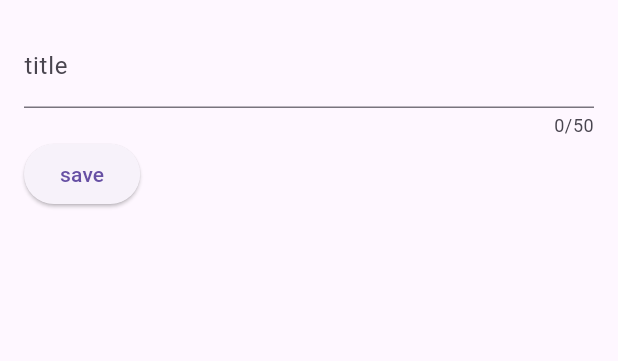
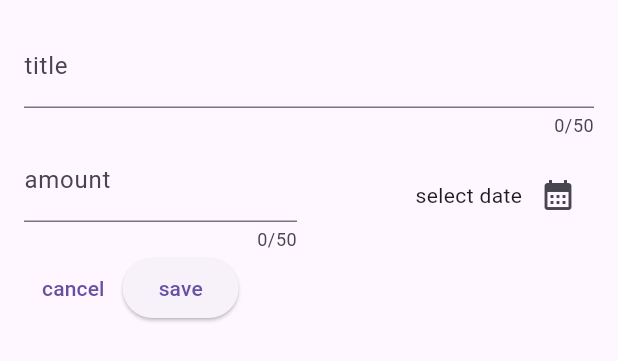
Before and after one commit to REDHUN/ExpenseTracker, a Flutter app: the NewExpense widget shown alone on an empty page, opened directly, on a phone screen of 412 x 824 dp. Shown: the top 361 px of the screen. Run offline on Flutter 3.47's test engine with Material 2 defaults, Android fonts, the phone set to English and light mode, and no system bars.

Commit message:
date picker added

```diff
--- a/lib/screens/new_expense.dart
+++ b/lib/screens/new_expense.dart
@@ -1,3 +1,4 @@
+import 'package:expensetracker/models/expense.dart';
 import 'package:flutter/material.dart';
 
 class NewExpense extends StatefulWidget {
@@ -8,25 +9,92 @@ class NewExpense extends StatefulWidget {
 }
 
 class _NewExpenseState extends State<NewExpense> {
-  var _enteredTitle= '';
-  void _saveTitle(String title){
-     _enteredTitle=title;
+  final _titleController = TextEditingController();
+  final _amountController = TextEditingController();
+  DateTime? _selectedDate;
+  void _datePicker() async {
+    final now = DateTime.now();
+    final fristDate = DateTime(now.year - 1, now.month, now.day);
+    final pickedDate = await showDatePicker(
+        context: context,
+        initialDate: now,
+        firstDate: fristDate,
+        lastDate: now);
+    setState(() {
+      _selectedDate = pickedDate;
+    });
   }
+
+  @override
+  void dispose() {
+    _titleController.dispose();
+    super.dispose();
+  }
+
   @override
   Widget build(BuildContext context) {
-    return  Padding(padding: const EdgeInsets.all(16),
-    child: Column(children: [
-      TextField(
-        onChanged: _saveTitle,
-        maxLength: 50,
-        decoration:const  InputDecoration(
-          label: Text('title'),
-        ),
+    return Padding(
+      padding: const EdgeInsets.all(16),
+      child: Column(
+        children: [
+          TextField(
+            controller: _titleController,
+            maxLength: 50,
+            decoration: const InputDecoration(
+              label: Text('title'),
+            ),
+          ),
+          Row(
+            children: [
+              Expanded(
+                child: TextField(
+                  keyboardType: TextInputType.number,
+                  controller: _amountController,
+                  maxLength: 50,
+                  decoration: const InputDecoration(
+                    prefixText: '\$',
+                    label: Text('amount'),
+                  ),
+                ),
+              ),
+              const SizedBox(
+                width: 16,
+              ),
+              Expanded(
+                child: Row(
+                  mainAxisAlignment: MainAxisAlignment.end,
+                  crossAxisAlignment: CrossAxisAlignment.center,
+                  children: [
+                    Text(_selectedDate == null
+                        ? 'select date'
+                        : formatter.format(_selectedDate!)),
+                    IconButton(
+                      onPressed: _datePicker,
+                      icon: const Icon(Icons.calendar_month),
+                    ),
+                  ],
+                ),
+              )
+            ],
+          ),
+          Row(
+            children: [
+              TextButton(
+                onPressed: () {
+                  Navigator.pop(context);
+                },
+                child: const Text('cancel'),
+              ),
+              ElevatedButton(
+                  onPressed: () {
+                    print(_titleController.text);
+                    print(_amountController.text);
+                  },
+                  child: const Text('save'))
+            ],
+          )
+        ],
       ),
-      Row(children: [
-        ElevatedButton(onPressed:(){ print(_enteredTitle);}, child: const Text('save'))
-      ],)
-    ],),
     );
   }
 }
```
Also changed, not shown: pubspec.lock.
